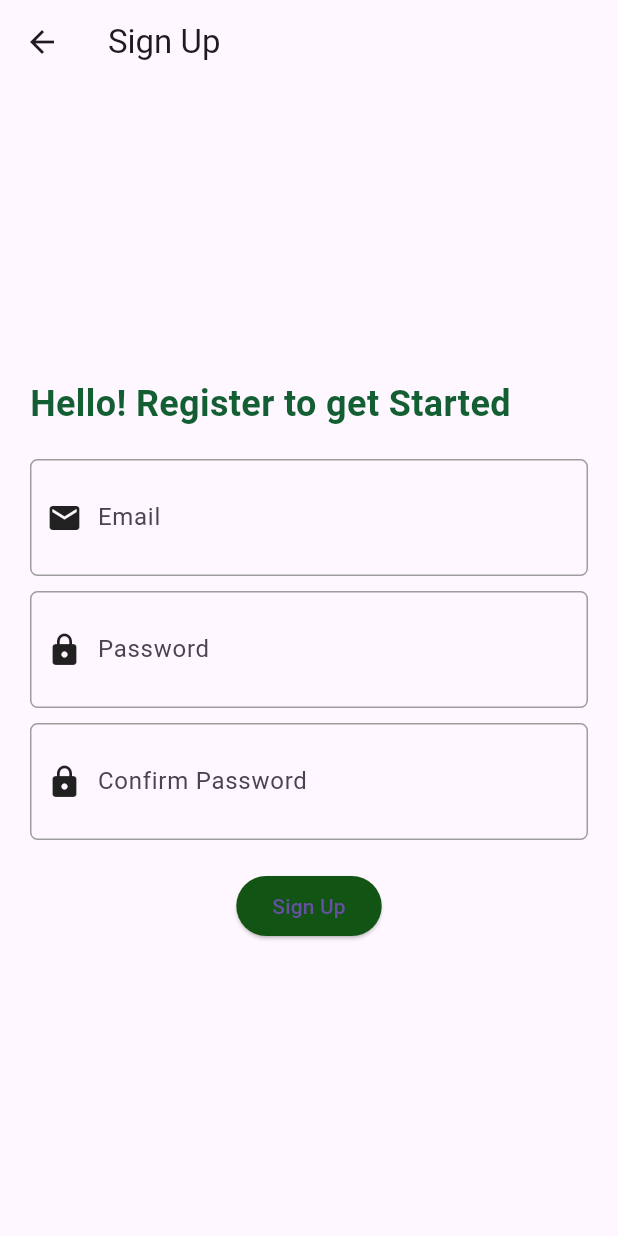
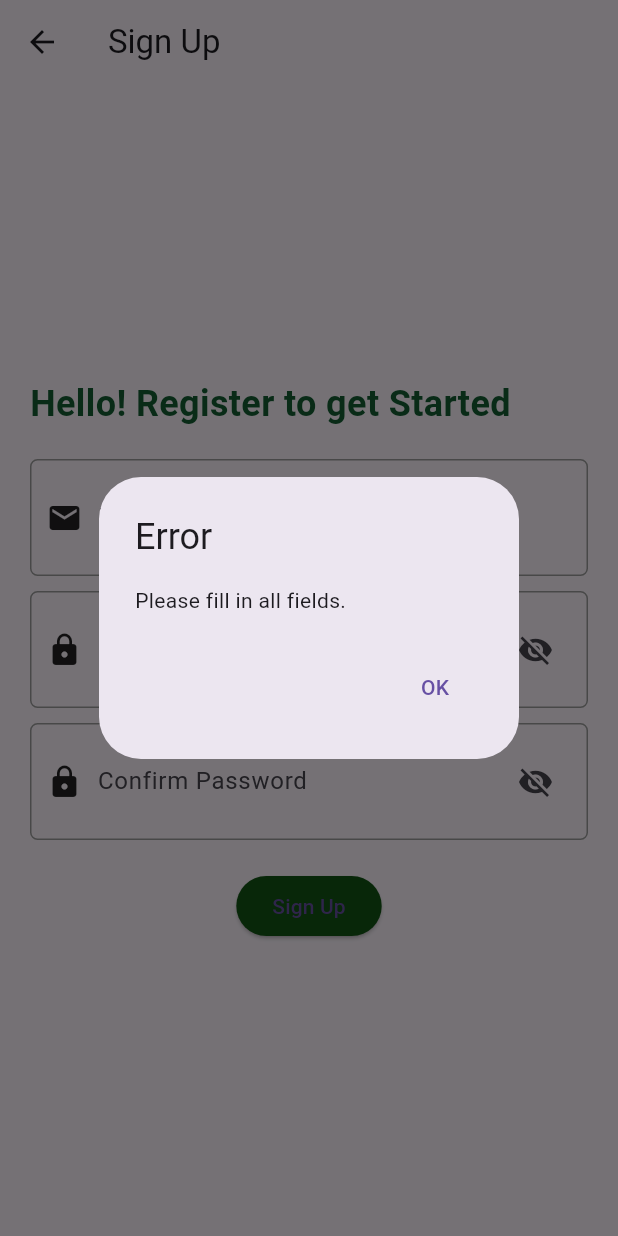
Before and after one commit to AnithaPBenny/flutter_farmsage, a Flutter app: the RegisterPage screen opened by its route, after a tap on "Sign Up", on a phone screen of 412 x 824 dp. Run offline on Flutter 3.47's test engine with Material 3 defaults, Android fonts, the phone set to English and light mode, and no system bars; our stand-ins replace firebase_auth, firebase_core, image_picker; accounts and stored records are empty.

Commit message:
Update registerpage.dart

```diff
--- a/lib/registerpage.dart
+++ b/lib/registerpage.dart
@@ -1,5 +1,4 @@
 import 'package:flutter/material.dart';
-import 'package:flutter_farmsage/main_page.dart';
 import 'package:firebase_auth/firebase_auth.dart';
 
 class RegisterPage extends StatefulWidget {
@@ -14,8 +13,8 @@ class _RegisterPageState extends State<RegisterPage> {
   final TextEditingController _passwordController = TextEditingController();
   final TextEditingController _confirmPasswordController =
       TextEditingController();
-  final TextEditingController _phoneNumberController = TextEditingController();
   final FirebaseAuth _auth = FirebaseAuth.instance;
+  bool showPassword = false;
 
   @override
   Widget build(BuildContext context) {
@@ -47,17 +46,17 @@ class _RegisterPageState extends State<RegisterPage> {
                   icon: Icons.email,
                 ),
                 const SizedBox(height: 10.0),
-                _buildInputBox(
+                _buildPasswordInputBox(
                   labelText: 'Password',
                   controller: _passwordController,
-                  obscureText: true,
+                  obscureText: !showPassword,
                   icon: Icons.lock,
                 ),
                 const SizedBox(height: 10.0),
-                _buildInputBox(
+                _buildPasswordInputBox(
                   labelText: 'Confirm Password',
                   controller: _confirmPasswordController,
-                  obscureText: true,
+                  obscureText: !showPassword,
                   icon: Icons.lock,
                 ),
                 const SizedBox(height: 20.0),
@@ -67,9 +66,56 @@ class _RegisterPageState extends State<RegisterPage> {
                       String email = _emailController.text;
                       String password = _passwordController.text;
 
+                      if (email.isEmpty || password.isEmpty) {
+                        // Fields are empty
+                        showDialog(
+                          context: context,
+                          builder: (BuildContext context) {
+                            return AlertDialog(
+                              title: const Text('Error'),
+                              content: const Text('Please fill in all fields.'),
+                              actions: [
+                                TextButton(
+                                  child: const Text('OK'),
+                                  onPressed: () {
+                                    Navigator.of(context).pop();
+                                  },
+                                ),
+                              ],
+                            );
+                          },
+                        );
+                        return;
+                      }
+
                       if (_passwordController.text !=
                           _confirmPasswordController.text) {
                         // Passwords do not match
+                        return;
+                      }
+
+                      // Validate email format
+                      if (!RegExp(
+                              r'^[\w-]+(\.[\w-]+)*@[a-zA-Z0-9-]+(\.[a-zA-Z0-9-]+)*(\.[a-zA-Z]{2,})$')
+                          .hasMatch(email)) {
+                        showDialog(
+                          context: context,
+                          builder: (BuildContext context) {
+                            return AlertDialog(
+                              title: const Text('Error'),
+                              content: const Text(
+                                  'Please enter a valid email address.'),
+                              actions: [
+                                TextButton(
+                                  child: const Text('OK'),
+                                  onPressed: () {
+                                    Navigator.of(context).pop();
+                                  },
+                                ),
+                              ],
+                            );
+                          },
+                        );
                         return;
                       }
 
@@ -84,6 +130,7 @@ class _RegisterPageState extends State<RegisterPage> {
                           await userCredential.user!.sendEmailVerification();
                           // Show alert dialog to inform the user to verify their email
                           showDialog(
+                            // ignore: use_build_context_synchronously
                             context: context,
                             builder: (BuildContext context) {
                               return AlertDialog(
@@ -102,13 +149,27 @@ class _RegisterPageState extends State<RegisterPage> {
                             },
                           );
                           return;
+                        } else {
+                          // User is already registered
+                          showDialog(
+                            context: context,
+                            builder: (BuildContext context) {
+                              return AlertDialog(
+                                title: const Text('Error'),
+                                content:
+                                    const Text('User is already registered.'),
+                                actions: [
+                                  TextButton(
+                                    child: const Text('OK'),
+                                    onPressed: () {
+                                      Navigator.of(context).pop();
+                                    },
+                                  ),
+                                ],
+                              );
+                            },
+                          );
                         }
-
-                        // // If successful, navigate to main page
-                        // Navigator.push(
-                        //   context,
-                        //   MaterialPageRoute(builder: (context) => MainPage()),
-                        // );
                       } catch (e) {
                         // Handle errors
                         print(e);
@@ -161,6 +222,47 @@ class _RegisterPageState extends State<RegisterPage> {
       ),
     );
   }
+
+  Widget _buildPasswordInputBox({
+    required String labelText,
+    required TextEditingController controller,
+    bool obscureText = false,
+    IconData? icon,
+  }) {
+    return Container(
+      padding: const EdgeInsets.all(10.0),
+      decoration: BoxDecoration(
+        border: Border.all(color: Colors.grey),
+        borderRadius: BorderRadius.circular(5.0),
+      ),
+      child: Row(
+        children: [
+          Icon(icon),
+          const SizedBox(width: 10),
+          Expanded(
+            child: TextFormField(
+              controller: controller,
+              obscureText: obscureText,
+              decoration: InputDecoration(
+                border: InputBorder.none,
+                labelText: labelText,
+                suffixIcon: IconButton(
+                  icon: Icon(
+                    showPassword ? Icons.visibility : Icons.visibility_off,
+                  ),
+                  onPressed: () {
+                    setState(() {
+                      showPassword = !showPassword;
+                    });
+                  },
+                ),
+              ),
+            ),
+          ),
+        ],
+      ),
+    );
+  }
 }
 
 void main() {
```
